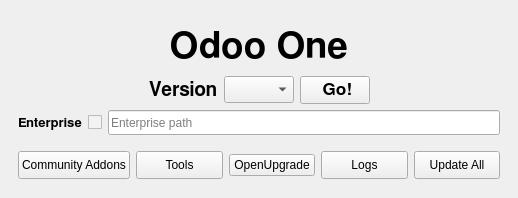
The window that ui/designer/main_window.ui (myrrkel/odoo_one) describes before a commit, drawn with Qt 5.
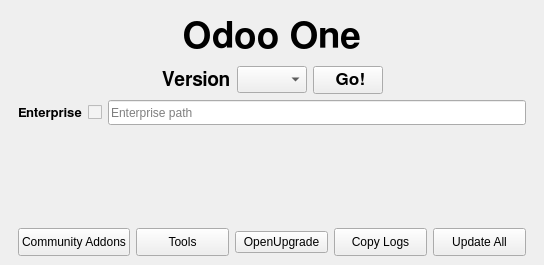
The same window after the commit.

Patch:
```diff
--- a/ui/designer/main_window.ui
+++ b/ui/designer/main_window.ui
@@ -6,8 +6,8 @@
    <rect>
     <x>0</x>
     <y>0</y>
-    <width>518</width>
-    <height>198</height>
+    <width>544</width>
+    <height>265</height>
    </rect>
   </property>
   <property name="sizePolicy">
@@ -24,7 +24,7 @@
   </property>
   <widget class="QWidget" name="centralwidget">
    <property name="sizePolicy">
-    <sizepolicy hsizetype="Expanding" vsizetype="MinimumExpanding">
+    <sizepolicy hsizetype="Expanding" vsizetype="Minimum">
      <horstretch>100</horstretch>
      <verstretch>100</verstretch>
     </sizepolicy>
@@ -33,7 +33,7 @@
     <item row="0" column="0">
      <widget class="QWidget" name="verticalWidget" native="true">
       <property name="sizePolicy">
-       <sizepolicy hsizetype="Expanding" vsizetype="Fixed">
+       <sizepolicy hsizetype="Expanding" vsizetype="Expanding">
         <horstretch>0</horstretch>
         <verstretch>0</verstretch>
        </sizepolicy>
@@ -69,7 +69,7 @@
            </property>
           </widget>
          </item>
-         <item>
+         <item alignment="Qt::AlignVCenter">
           <widget class="QLabel" name="label_title">
            <property name="sizePolicy">
             <sizepolicy hsizetype="Expanding" vsizetype="Preferred">
@@ -119,6 +119,9 @@
        </item>
        <item>
         <layout class="QHBoxLayout" name="horizontalLayout">
+         <property name="sizeConstraint">
+          <enum>QLayout::SetFixedSize</enum>
+         </property>
          <item>
           <widget class="QWidget" name="widget" native="true">
            <property name="sizePolicy">
@@ -321,7 +324,25 @@
         </layout>
        </item>
        <item>
-        <layout class="QHBoxLayout" name="horizontal_layout_log"/>
+        <widget class="QWidget" name="horizontal_layout_log_2" native="true">
+         <property name="enabled">
+          <bool>true</bool>
+         </property>
+         <property name="sizePolicy">
+          <sizepolicy hsizetype="Preferred" vsizetype="Expanding">
+           <horstretch>0</horstretch>
+           <verstretch>0</verstretch>
+          </sizepolicy>
+         </property>
+         <layout class="QHBoxLayout" name="horizontal_layout_log">
+          <property name="leftMargin">
+           <number>0</number>
+          </property>
+          <property name="rightMargin">
+           <number>0</number>
+          </property>
+         </layout>
+        </widget>
        </item>
       </layout>
      </widget>
@@ -383,7 +404,7 @@
           </size>
          </property>
          <property name="text">
-          <string>Logs</string>
+          <string>Copy Logs</string>
          </property>
         </widget>
        </item>
```
